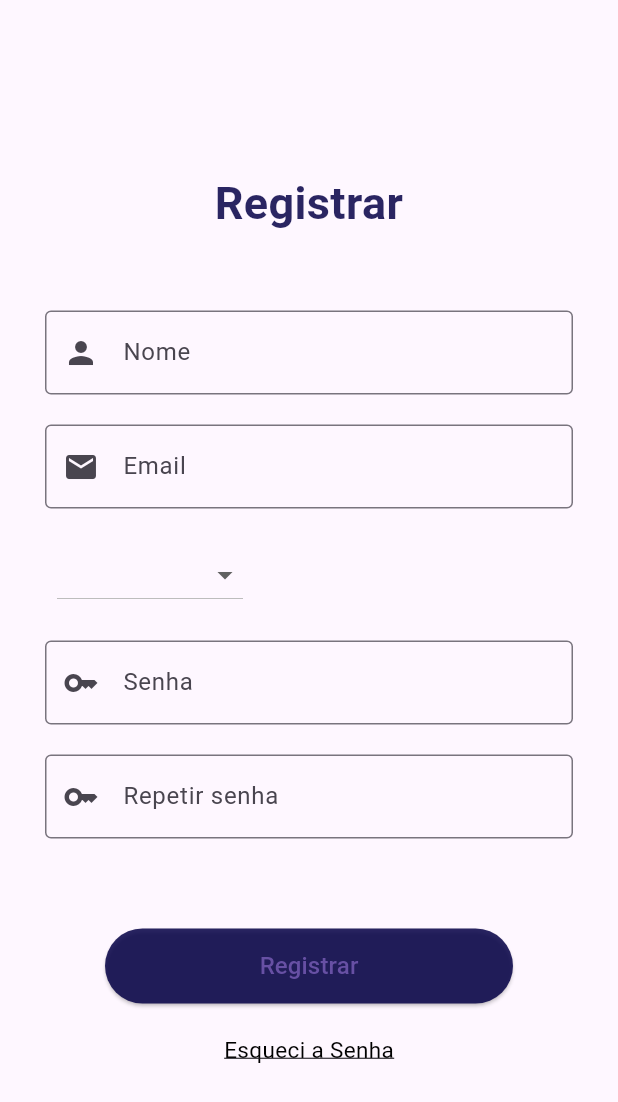
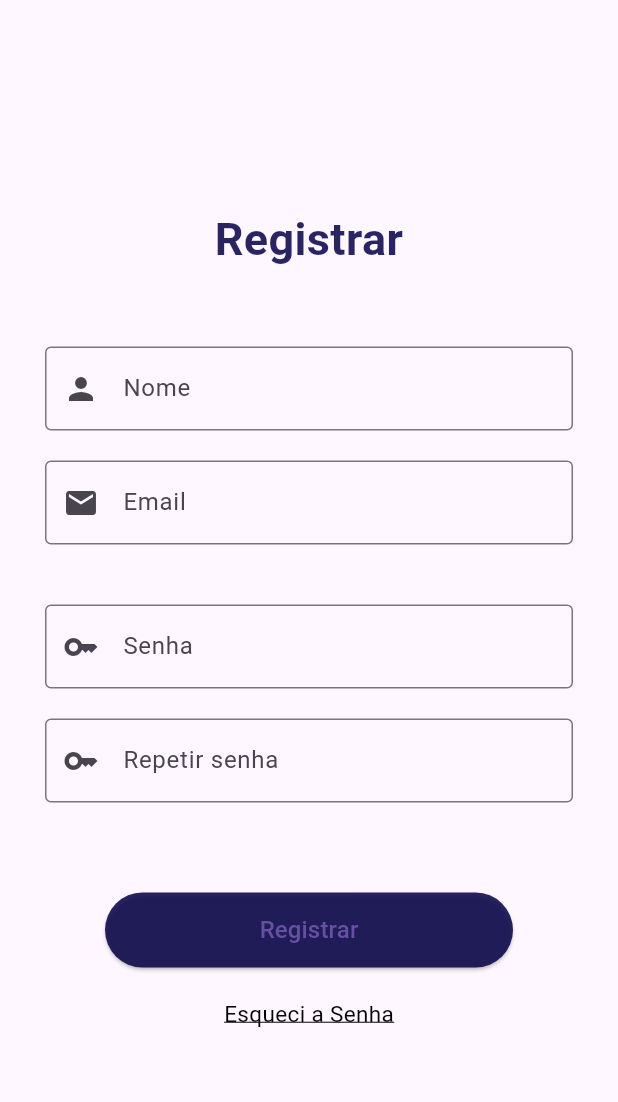
Before and after one commit to Tomasiagit/Bookane_code, a Flutter app: the CadastrarPage screen opened by its route, on a phone screen of 412 x 824 dp. Shown: the top 1102 px of the screen. Run offline on Flutter 3.47's test engine with Material 3 defaults, Android fonts, the phone set to English and light mode, and no system bars; our stand-ins replace carousel_slider.

Commit message:
new changes

```diff
--- a/lib/views/cadastrar_page.dart
+++ b/lib/views/cadastrar_page.dart
@@ -125,11 +125,11 @@ class _CadastrarPageState extends State<CadastrarPage> {
                   const SizedBox(
                     height: 20,
                   ),
-                  Row(
-                    children: [
-                      Padding(
-                        padding: const EdgeInsets.symmetric(horizontal: 8.0),
-                        child:
+                  // Row(
+                  //   children: [
+                      // Padding(
+                      //   padding: const EdgeInsets.symmetric(horizontal: 8.0),
+                      //   child:
                         //  child: DropdownButton<String? item>(
                         //   isExpanded: true,
                         //   value: _selectedClass,
@@ -140,39 +140,39 @@ class _CadastrarPageState extends State<CadastrarPage> {
                         //     });
                         //   },)
                         //
-                        DropdownButton<String>(
-                          value: selectedItem,
-                          onChanged: (String? value) {
-                            // This is called when the user selects an item.
-                            setState(() => selectedItem = value!);
-                          },
-                          selectedItemBuilder: (BuildContext context) {
-                            return classes.values.map<Widget>((String item) {
-                              // This is the widget that will be shown when you select an item.
-                              // Here custom text style, alignment and layout size can be applied
-                              // to selected item string.
-                              return Container(
-                                alignment: Alignment.centerLeft,
-                                constraints:
-                                    const BoxConstraints(minWidth: 100),
-                                child: Text(
-                                  item,
-                                  style: const TextStyle(
-                                      color: Colors.blue,
-                                      fontWeight: FontWeight.w600),
-                                ),
-                              );
-                            }).toList();
-                          },
-                          items: classes.values
-                              .map<DropdownMenuItem<String>>((String item) {
-                            return DropdownMenuItem<String>(
-                              value: item,
-                              child: Text(classes.toString()),
-                            );
-                          }).toList(),
-                        ),
-                      ),
+                        // DropdownButton<String>(
+                        //   value: selectedItem,
+                        //   onChanged: (String? value) {
+                        //     // This is called when the user selects an item.
+                        //     setState(() => selectedItem = value!);
+                        //   },
+                        //   selectedItemBuilder: (BuildContext context) {
+                        //     return classes.values.map<Widget>((String item) {
+                        //       // This is the widget that will be shown when you select an item.
+                        //       // Here custom text style, alignment and layout size can be applied
+                        //       // to selected item string.
+                        //       return Container(
+                        //         alignment: Alignment.centerLeft,
+                        //         constraints:
+                        //             const BoxConstraints(minWidth: 100),
+                        //         child: Text(
+                        //           item,
+                        //           style: const TextStyle(
+                        //               color: Colors.blue,
+                        //               fontWeight: FontWeight.w600),
+                        //         ),
+                        //       );
+                        //     }).toList();
+                        //   },
+                        //   items: classes.values
+                        //       .map<DropdownMenuItem<String>>((String item) {
+                        //     return DropdownMenuItem<String>(
+                        //       value: item,
+                        //       child: Text(classes.toString()),
+                        //     );
+                        //   }).toList(),
+                        // ),
+                    //  ),
                       // DropdownButton<String>(
                       //   hint: const Text(
                       //     'Selecione a sua classe de Frequencia',
@@ -196,8 +196,8 @@ class _CadastrarPageState extends State<CadastrarPage> {
                       //     );
                       //   }).toList(),
                       // ),
-                    ],
-                  ),
+                  //   ],
+                  // ),
 
                   // Theme(
                   //   data: Theme.of(context).copyWith(
```
Also changed, not shown: 1 other file.
